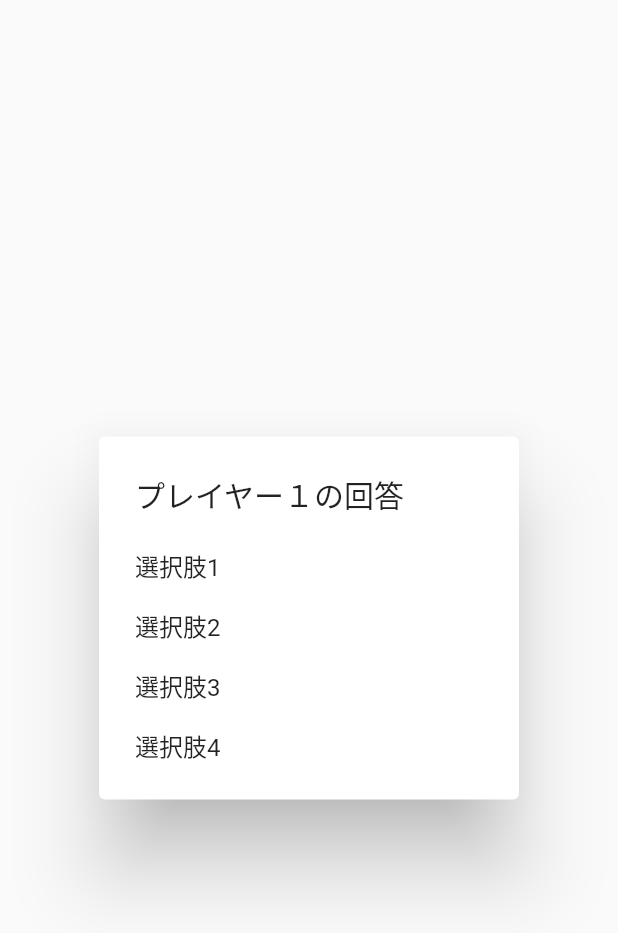
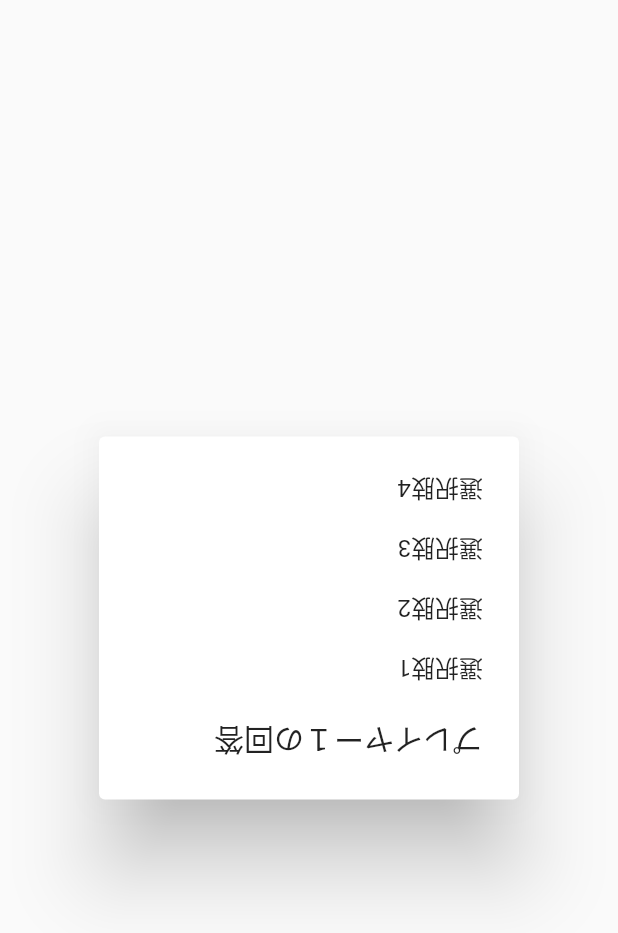
Before and after one commit to kyutech-programming-club/face_guessing, a Flutter app: the Dialog widget shown alone on an empty page, opened directly, on a phone screen of 412 x 824 dp. Shown: the top 933 px of the screen. Run offline on Flutter 3.47's test engine with Material 2 defaults, Android fonts, the phone set to English and light mode, and no system bars; our stand-ins replace camera, flutter_animation_progress_bar, flutter_riverpod; missing offline and left inert: widget_mask; network calls fail.

Commit message:
rotate dialog

```diff
--- a/lib/page/quiz/quiz_page.dart
+++ b/lib/page/quiz/quiz_page.dart
@@ -62,7 +62,7 @@ class _QuizPageState extends State<QuizPage> {
                            context: context,
                            barrierDismissible: false,
                            builder: (_) {
-                             return Dialog(player: "プレイヤー１",);
+                             return Dialog(player: "プレイヤー１", rotate: pi,);
                            });
                      },
                    ),
@@ -82,7 +82,7 @@ class _QuizPageState extends State<QuizPage> {
                         context: context,
                         barrierDismissible: false,
                         builder: (_) {
-                          return Dialog(player: 'プレイヤー３',);
+                          return Dialog(player: 'プレイヤー３', rotate: 0,);
                         });
                   },
                 ),
@@ -101,7 +101,7 @@ class _QuizPageState extends State<QuizPage> {
                         context: context,
                         barrierDismissible: false,
                         builder: (_) {
-                          return Dialog(player: 'プレイヤー２',);
+                          return Dialog(player: 'プレイヤー２', rotate: pi / 2,);
                         });
                   },
                 )
@@ -120,7 +120,7 @@ class _QuizPageState extends State<QuizPage> {
                         context: context,
                         barrierDismissible: false,
                         builder: (_) {
-                          return Dialog(player: 'プレイヤー４',);
+                          return Dialog(player: 'プレイヤー４', rotate: 3 * pi / 2,);
                         });
                   },
                 )
@@ -135,11 +135,14 @@ class _QuizPageState extends State<QuizPage> {
 
 class Dialog extends StatelessWidget {
   final String player;
-  const Dialog({Key? key, required this.player}) : super(key: key);
+  final double rotate;
+  const Dialog({Key? key, required this.player, required this.rotate}) : super(key: key);
 
   @override
   Widget build(BuildContext context) {
-    return SimpleDialog(
+    return Transform.rotate(
+      angle: rotate,
+      child: SimpleDialog(
         title: Text("$playerの回答"),
         children: [
           SimpleDialogOption(
@@ -155,6 +158,7 @@ class Dialog extends StatelessWidget {
             child: Text("選択肢4"),
           ),
         ],
+      ),
     );
   }
 }
```
Lines whose indentation alone changed are shown as unchanged.
